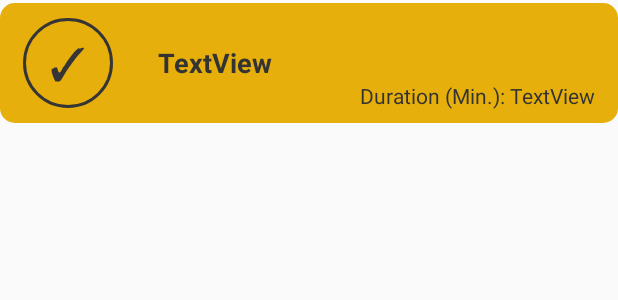
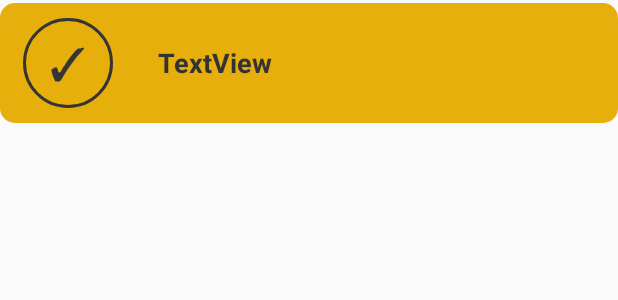
Before and after one commit to anas9244/rainmaker, an Android app: the layout row_item_finished.xml on its own in the app's theme, with its tools: preview values and no code run, on a phone screen of 412 x 824 dp. Shown: the top 300 px of the screen. Run offline under Robolectric (Android 15) with nearby library versions, the phone set to English and light mode, and no system bars.

Commit message:
Revert "added duration feature"
This reverts commit 7101f2e5696bc47563b5649639c1226dee154e86.

```diff
--- a/LED_control/app/src/main/res/layout/row_item_finished.xml
+++ b/LED_control/app/src/main/res/layout/row_item_finished.xml
@@ -1,5 +1,5 @@
 <?xml version="1.0" encoding="utf-8"?>
-<RelativeLayout xmlns:android="http://schemas.android.com/apk/res/android"
+<LinearLayout xmlns:android="http://schemas.android.com/apk/res/android"
     xmlns:app="http://schemas.android.com/apk/res-auto"
     xmlns:tools="http://schemas.android.com/tools"
 
@@ -16,7 +16,7 @@
         android:id="@+id/frameTaskFinished"
         android:layout_width="wrap_content"
         android:layout_height="wrap_content"
-        android:layout_centerVertical="true"
+        android:layout_gravity="left|center_vertical"
         android:layout_marginLeft="15dp"
         android:background="@drawable/layout_frame_finished">
 
@@ -37,8 +37,7 @@
         android:id="@+id/textViewTaskFinished"
         android:layout_width="wrap_content"
         android:layout_height="wrap_content"
-        android:layout_centerVertical="true"
-        android:layout_toEndOf="@id/frameTaskFinished"
+        android:layout_gravity="left|center_vertical"
         android:gravity="center"
         android:paddingStart="30dp"
         android:text="TextView "
@@ -46,26 +45,8 @@
         android:textColor="#333333"
         android:textSize="18sp"
         android:textStyle="bold"
-        android:visibility="visible" />
-
-    <TextView
-        android:id="@+id/textViewDur"
-        android:layout_width="wrap_content"
-        android:layout_height="wrap_content"
-        android:layout_below="@id/textViewTaskFinished"
-        android:layout_alignParentEnd="true"
-        android:layout_marginRight="15dp"
-        android:text="TextView"
-        android:textColor="#333333" />
-
-    <TextView
-        android:id="@+id/textView2"
-        android:layout_width="wrap_content"
-        android:layout_height="wrap_content"
-        android:layout_below="@id/textViewTaskFinished"
-        android:layout_toLeftOf="@id/textViewDur"
-        android:text="Duration (Min.): "
-        android:textColor="#333333" />
+        android:visibility="visible"
+        tools:ignore="RtlCompat" />
 
 
-</RelativeLayout>
+</LinearLayout>
```
Also changed, not shown: LED_control/app/src/main/java/com/example/led_control/RecyclerFinishedAdapter.java (+1 -8 lines), LED_control/app/src/main/java/com/example/led_control/ledControl.java (+1 -25 lines), 1 other file.
